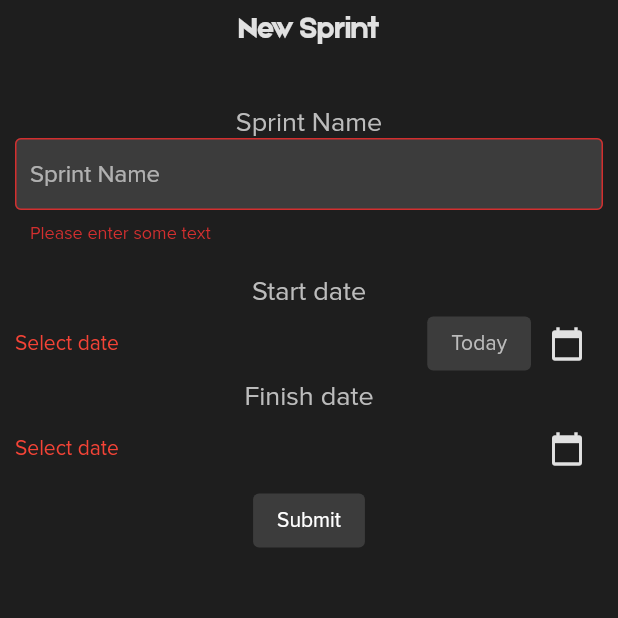
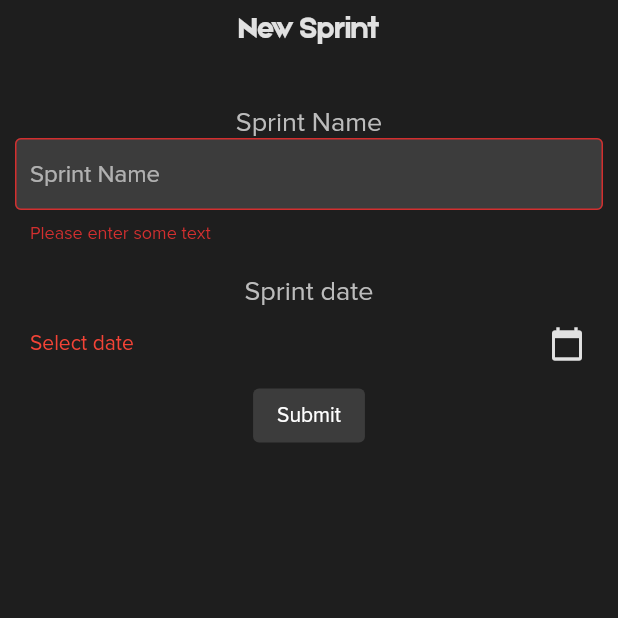
Before and after one commit to edatatoobject/ed_app, a Flutter app: the SprintDetailScreen screen opened by its route, after a tap on "Submit", on a phone screen of 412 x 824 dp, the top half of it. Run offline on Flutter 3.47's test engine with Material 2 defaults, Android fonts, the phone set to English and light mode, and no system bars; our stand-ins replace font_awesome_flutter, step_progress_indicator, toggle_switch; missing offline and left inert: flutter_iconpicker.

Commit message:
EDA-25 remade sprint date pick to ranged type

```diff
--- a/lib/dev_src/dummy_data.dart
+++ b/lib/dev_src/dummy_data.dart
@@ -92,22 +92,22 @@ class DummyData {
         status: TaskStatus.ToDo),
   ];
 
-  // static List<Sprint> sprints = [
-  //   Sprint(
-  //       id: "spr1",
-  //       name: "Sprint #1",
-  //       number: 1,
-  //       startDate: DateTime.now().subtract(Duration(days: 1)),
-  //       finishDate: DateTime.now().add(Duration(days: 7)),
-  //       duration: 7),
-  //   Sprint(
-  //       id: "spr0 ",
-  //       name: "Sprint #0",
-  //       number: 1,
-  //       startDate: DateTime.now().subtract(Duration(days: 8)),
-  //       finishDate: DateTime.now().subtract(Duration(days: 2)),
-  //       duration: 7)
-  // ];
+  static List<Sprint> sprints = [
+    // Sprint(
+    //     id: "spr1",
+    //     name: "Sprint #1",
+    //     number: 1,
+    //     startDate: DateTime.now().subtract(Duration(days: 1)),
+    //     finishDate: DateTime.now().add(Duration(days: 7)),
+    //     duration: 7),
+    Sprint(
+        id: "spr0 ",
+        name: "Sprint #0",
+        number: 1,
+        startDate: DateTime.now().subtract(Duration(days: 8)),
+        finishDate: DateTime.now().subtract(Duration(days: 2)),
+        duration: 7)
+  ];
 
   // static List<TaskInSprint> taskInSprint = [
   //   TaskInSprint(
--- a/lib/providers/sprint_provider.dart
+++ b/lib/providers/sprint_provider.dart
@@ -3,9 +3,13 @@ import 'package:ed_app/models/sprint.dart';
 import 'package:flutter/material.dart';
 
 class SprintProvider extends ChangeNotifier {
-  List<Sprint> _items = null;
+  List<Sprint> _items = DummyData.sprints;
 
-  List<Sprint> get items => [..._items];
+  List<Sprint> get items {
+    if (_items == null) return null;
+
+    return [..._items];
+  }
 
   Sprint getCurrentSprint() {
     if (_items == null) {
@@ -13,6 +17,6 @@ class SprintProvider extends ChangeNotifier {
     }
     return _items.firstWhere(
         (element) => DateTime.now().isBefore(element.finishDate),
-        orElse: null);
+        orElse: () => null);
   }
 }
--- a/lib/providers/task_in_sprint_provider.dart
+++ b/lib/providers/task_in_sprint_provider.dart
@@ -6,7 +6,11 @@ import 'package:flutter/material.dart';
 class TaskInSprintProvider extends ChangeNotifier {
   List<TaskInSprint> _items = null;
 
-  List<TaskInSprint> get items => [..._items];
+  List<TaskInSprint> get items {
+    if (_items == null) return null;
+
+    return [..._items];
+  }
 
   List<TaskInSprint> getTasksBySprintId(String sprintId) {
     return _items.where((element) => element.sprintId == sprintId).toList();
--- a/lib/widgets/main_screen/sprint/sprint_detail_screen/sprint_form.dart
+++ b/lib/widgets/main_screen/sprint/sprint_detail_screen/sprint_form.dart
@@ -1,8 +1,9 @@
-import 'package:ed_app/theme/custom_theme_data.dart';
+import 'package:ed_app/blocs/sprint_data_block.dart';
 import 'package:ed_app/tools/dateTimeTool.dart';
 import 'package:ed_app/tools/formTool.dart';
 import 'package:flutter/material.dart';
 import 'package:intl/intl.dart';
+import 'package:provider/provider.dart';
 
 class SprintForm extends StatefulWidget {
   const SprintForm({Key key}) : super(key: key);
@@ -14,127 +15,38 @@ class SprintForm extends StatefulWidget {
 class _SprintFormState extends State<SprintForm> {
   final _formKey = GlobalKey<FormState>();
 
-  bool startDateValidationWarning = false;
-  bool finishDateValidationWarning = false;
+  bool dateValidation = true;
 
-  DateTime startDate;
-  DateTime finishDate;
+  DateTimeRange dateTimeRange;
 
-  List<Widget> _getStartDateWidgetSequence(BuildContext context) {
-    List<Widget> widgetList = [];
+  void pickDateRange(BuildContext context) async {
+    var lastSprint =
+        Provider.of<SprintDataBlock>(context, listen: false).getLastSprint();
 
-    if (startDateValidationWarning) {
-      widgetList.add(Text("Select date", style: TextStyle(color: Colors.red)));
-    } else {
-      widgetList.add(Text(startDate == null
-          ? "Select date"
-          : DateFormat('dd.MM.yyyy').format(startDate)));
-    }
+    var pickedRange = await DateTimeTools.showRangedDateTimePicker(
+        context,
+        dateTimeRange == null ? null : dateTimeRange.start,
+        dateTimeRange == null ? null : dateTimeRange.end,
+        borderDate: lastSprint == null ? null : lastSprint.finishDate);
 
-    widgetList.add(Spacer());
-
-    if (DateTimeTools.getDate(DateTime.now()) != startDate) {
-      widgetList.add(
-        ElevatedButton(
-            onPressed: () => _pickTodayForStartDate(),
-            child: Text(
-              "Today",
-              style: Theme.of(context).primaryTextTheme.subtitle2,
-            )),
-      );
-    }
-
-    widgetList.add(IconButton(
-        onPressed: () => _pickStartDate(context),
-        icon: Icon(Icons.calendar_today)));
-
-    return widgetList;
-  }
-
-  List<Widget> _getFinishDateWidgetSequence(BuildContext context) {
-    List<Widget> widgetList = [];
-
-    if (finishDateValidationWarning) {
-      widgetList.add(Text("Select date", style: TextStyle(color: Colors.red)));
-    } else {
-      widgetList.add(Text(finishDate == null
-          ? "Select date"
-          : DateFormat('dd.MM.yyyy').format(finishDate)));
-    }
-
-    widgetList.add(Spacer());
-
-    if (startDate != null &&
-        DateTimeTools.getDate(startDate.add(Duration(days: 7))) != finishDate) {
-      widgetList.add(
-        ElevatedButton(
-            onPressed: () => _pickWeekForFinishDate(),
-            child: Text(
-              "1 Week",
-              style: Theme.of(context).primaryTextTheme.subtitle2,
-            )),
-      );
-    }
-
-    widgetList.add(IconButton(
-        onPressed: () => _pickFinishDate(context),
-        icon: Icon(Icons.calendar_today)));
-
-    return widgetList;
-  }
-
-  //date staff
-
-  void _pickStartDate(BuildContext context) async {
-    var newStartDate =
-        await DateTimeTools.showDateTimePicker(context, startDate);
-
-    if (newStartDate != null && newStartDate != startDate)
-      setState(() {
-        startDate = newStartDate;
-        startDateValidationWarning = false;
-      });
-  }
-
-  void _pickFinishDate(BuildContext context) async {
-    var newFinishDate =
-        await DateTimeTools.showDateTimePicker(context, finishDate);
-
-    if (newFinishDate != null && newFinishDate != startDate)
-      setState(() {
-        finishDate = newFinishDate;
-        finishDateValidationWarning = false;
-      });
-  }
-
-  void _pickTodayForStartDate() {
-    setState(() {
-      startDate = DateTimeTools.getDate(DateTime.now());
-      startDateValidationWarning = false;
-    });
-  }
-
-  void _pickWeekForFinishDate() {
-    if (startDate == null) return;
+    if (pickedRange == null) return;
 
     setState(() {
-      finishDate = startDate.add(Duration(days: 7));
-      finishDateValidationWarning = false;
+      dateTimeRange = pickedRange;
     });
   }
 
   bool validateForm() {
     var formValidation = _formKey.currentState.validate();
 
-    if (startDate == null && finishDate == null) {
+    if (dateTimeRange == null) {
       setState(() {
-        if (startDate == null) startDateValidationWarning = true;
-        if (finishDate == null) finishDateValidationWarning = true;
+        dateValidation = false;
       });
       return false;
     }
 
-    return true && formValidation;
+    return formValidation;
   }
 
   void confinm() {}
@@ -156,12 +68,27 @@ class _SprintFormState extends State<SprintForm> {
             SizedBox(
               height: 20,
             ),
-            Text("Start date",
+            Text("Sprint date",
                 style: Theme.of(context).primaryTextTheme.subtitle1),
-            Row(children: _getStartDateWidgetSequence(context)),
-            Text("Finish date",
-                style: Theme.of(context).primaryTextTheme.subtitle1),
-            Row(children: _getFinishDateWidgetSequence(context)),
+            Padding(
+              padding: const EdgeInsets.only(left: 10),
+              child: Row(
+                children: [
+                  dateValidation
+                      ? Text(dateTimeRange != null
+                          ? "${DateTimeTools.dateFormat(dateTimeRange.start)} - ${DateTimeTools.dateFormat(dateTimeRange.end)}"
+                          : "Select date")
+                      : Text(
+                          "Select date",
+                          style: TextStyle(color: Colors.red),
+                        ),
+                  Spacer(),
+                  IconButton(
+                      onPressed: () => pickDateRange(context),
+                      icon: Icon(Icons.calendar_today))
+                ],
+              ),
+            ),
             ElevatedButton(
                 onPressed: () {
                   if (validateForm()) {
```
Also changed, not shown: lib/blocs/sprint_data_block.dart (+11 -0 lines), lib/tools/dateTimeTool.dart (+21 -0 lines).
